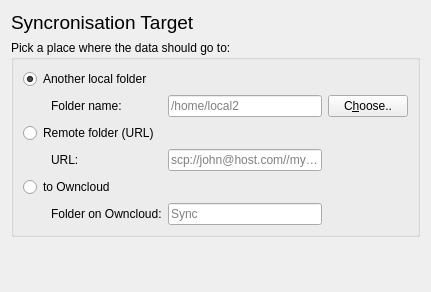
Qt form src/mirall/folderwizardtargetpage.ui (nextcloud/desktop) before a commit.
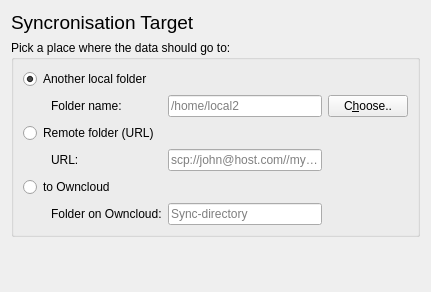
The same form after that commit.

What changed in the file:
```diff
--- a/src/mirall/folderwizardtargetpage.ui
+++ b/src/mirall/folderwizardtargetpage.ui
@@ -170,7 +170,7 @@
         <item row="5" column="2">
          <widget class="QLineEdit" name="OCFolderLineEdit">
           <property name="placeholderText">
-           <string>Sync</string>
+           <string>Sync-directory</string>
           </property>
          </widget>
         </item>
```
